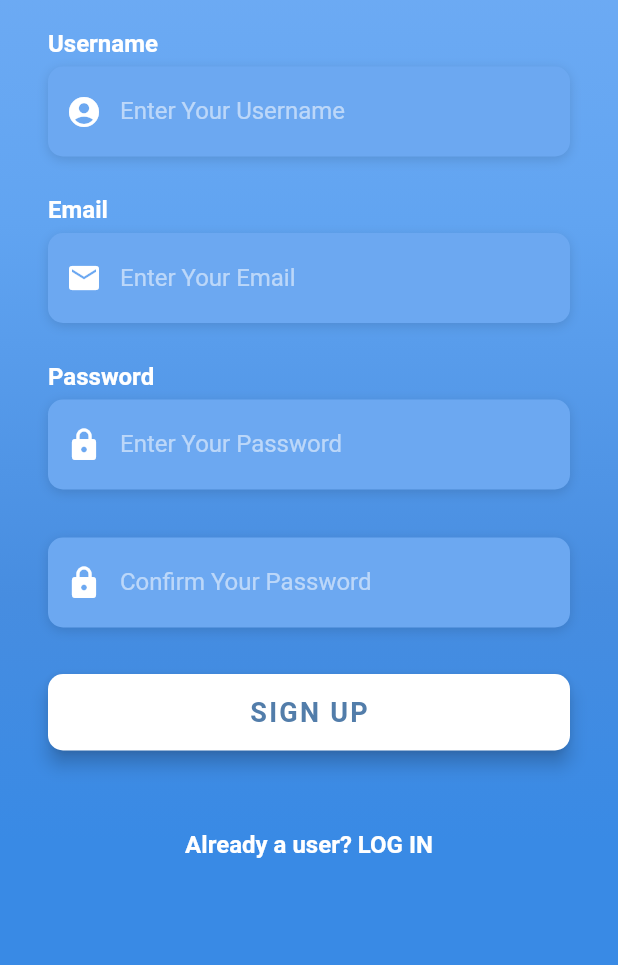
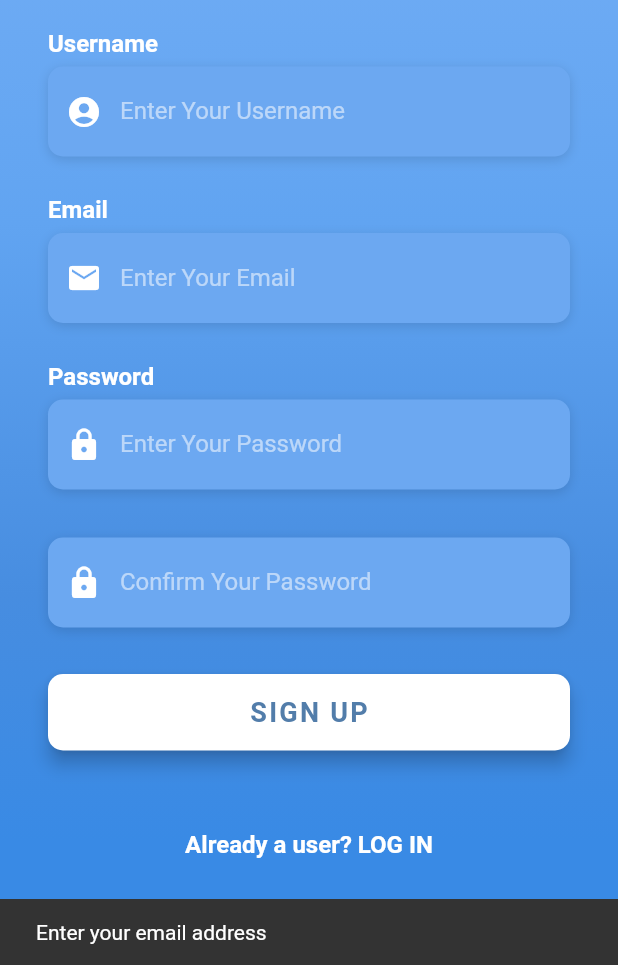
Before and after one commit to AbhilashTUofficial/Card-System-App, a Flutter app: the SignupScreen screen opened directly, after a tap on "SIGN UP", on a phone screen of 412 x 824 dp, the part 271-1236 px from its top. Run offline on Flutter 3.47's test engine with Material 2 defaults, Android fonts, the phone set to English and light mode, and no system bars; our stand-ins replace cloud_firestore, firebase_auth, firebase_core, flutter_riverpod, state_notifier; accounts and stored records are empty; Roboto replaces fonts that are missing (OpenSans).

Commit message:
auth complete

```diff
--- a/card_system_app/lib/Widgets/authInputField.dart
+++ b/card_system_app/lib/Widgets/authInputField.dart
@@ -41,6 +41,7 @@ class AuthInputField extends StatelessWidget {
       child: TextField(
         keyboardType: TextInputType.emailAddress,
         controller: textEditingController,
+        obscureText:type=='password'?true:false,
         style: const TextStyle(
           color: Colors.white,
           fontFamily: 'OpenSans',
@@ -51,6 +52,7 @@ class AuthInputField extends StatelessWidget {
           prefixIcon: _getIcon(),
           hintText: hintText,
           hintStyle: hintTextStyle,
+
         ),
       ),
     );
--- a/card_system_app/lib/resources/auth_methods.dart
+++ b/card_system_app/lib/resources/auth_methods.dart
@@ -1,4 +1,3 @@
-
 import 'package:cloud_firestore/cloud_firestore.dart';
 import 'package:firebase_auth/firebase_auth.dart';
 
@@ -13,7 +12,12 @@ class AuthMethods {
   }) async {
     String res = "error occurred";
     try {
-      if (email.isNotEmpty || username.isNotEmpty || password.isNotEmpty) {
+      if (email.isNotEmpty) {
+        if (username.isNotEmpty) {
+          if(password.isNotEmpty) {
+            if (password.length < 8) {
+              res = "password is too weak!";
+            } else {
               // Register user
               UserCredential cred = await _auth.createUserWithEmailAndPassword(
                   email: email, password: password);
@@ -25,8 +29,39 @@ class AuthMethods {
               });
               res = 'success';
             }
+          }
+          else{
+            res="Enter your password";
+          }
+        } else {
+          res = "Enter your username";
+        }
+      } else {
+        res = "Enter your email address";
+      }
     } on FirebaseAuthException catch (err) {
-      res = err.code.toString();
+      String e = err.code.toString();
+      switch (e) {
+        case 'email-already-in-use':
+          {
+            res = "This Email is already in use";
+          }
+          break;
+        case 'invalid-email':
+          {
+            res = "Email is not found";
+          }
+          break;
+        case 'network-request-failed':{
+          res="Check your internet connection";
+          break;
+        }
+        default:
+          {
+            res = e;
+          }
+          break;
+      }
     }
     return res;
   }
@@ -44,16 +79,40 @@ class AuthMethods {
         res = "Enter email and password";
       }
     } on FirebaseAuthException catch (err) {
-      res = err.code.toString();
+      String e = err.code.toString();
+      switch (e) {
+        case 'wrong-password':
+          {
+            res = "The Password you entered is wrong";
+          }
+          break;
+        case 'user-not-found':
+          {
+            res = "User not found";
+          }
+          break;
+        case 'invalid-email':
+          {
+            res = "Email is not found";
+          }
+          break;
+        case 'network-request-failed':{
+          res="Check your internet connection";
+          break;
+        }
+        default:
+          {
+            res = e;
+          }
+          break;
+      }
     }
 
     return res;
   }
 
   // SignOut user
-  Future<void>signOut()async{
+  Future<void> signOut() async {
     _auth.signOut();
   }
-
-
 }
--- a/card_system_app/lib/screens/login_screen.dart
+++ b/card_system_app/lib/screens/login_screen.dart
@@ -49,10 +49,6 @@ class _LoginScreenState extends State<LoginScreen> {
     if (res == 'success') {
       showSnackBar("Success Logged In", context);
       Navigator.of(context).pushReplacement(MaterialPageRoute(builder: (context)=> const ProviderScope(child: Home())));
-    } else if (res == 'wrong-password') {
-      showSnackBar("Your Password is wrong!", context);
-    } else if (res == 'too-many-requests') {
-      showSnackBar("Slow down buddy", context);
     } else {
       showSnackBar(res, context);
     }
@@ -114,6 +110,7 @@ class _LoginScreenState extends State<LoginScreen> {
                       textInputType: TextInputType.text,
                       textEditingController: _passwordController,
                       type: 'password',
+
                     ),
                   ],
                 ),
--- a/card_system_app/lib/screens/signup_screen.dart
+++ b/card_system_app/lib/screens/signup_screen.dart
@@ -54,12 +54,8 @@ class _SignupScreenState extends State<SignupScreen> {
         showSnackBar("Success Signed Up", context);
         Navigator.of(context).pushReplacement(MaterialPageRoute(
             builder: (context) => const ProviderScope(child: Home())));
-      } else if (res == 'invalid-email') {
-        showSnackBar("Check Your Email!", context);
-      } else if (res == 'weak-password') {
-        showSnackBar("Your Password is too weak!", context);
-      } else if (res == 'email-already-in-use') {
-        showSnackBar("This Email is already in use", context);
+      }else{
+        showSnackBar(res, context);
       }
     } else {
       showSnackBar("Confirm your password", context);
```
Lines whose indentation alone changed are shown as unchanged.
